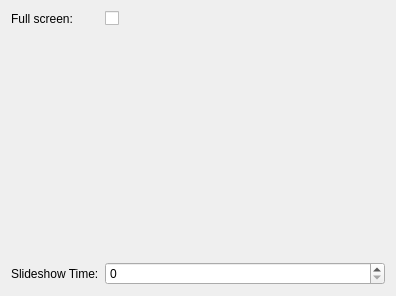
First picture: the form in applets/mediaplayer/config.ui, repository KDE/plasma-mediacenter, before the edit.
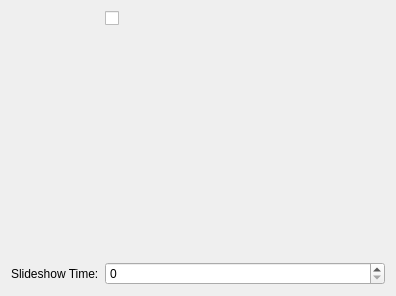
Second picture: the form after the edit.

Patch:
```diff
--- a/applets/mediaplayer/config.ui
+++ b/applets/mediaplayer/config.ui
@@ -20,13 +20,6 @@
        </property>
       </widget>
      </item>
-     <item row="0" column="0">
-      <widget class="QLabel" name="label">
-       <property name="text">
-        <string>Full screen:</string>
-       </property>
-      </widget>
-     </item>
      <item row="2" column="0">
       <widget class="QLabel" name="label_2">
        <property name="text">
```
